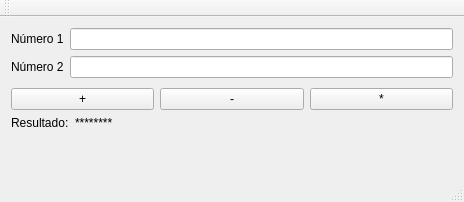
Old version of the form MainWindow.ui in the repository cdrobaina01/integer-app-cpp.
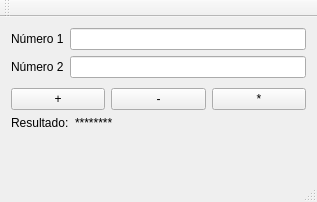
New version of the form.

The edit to the form file:
```diff
--- a/MainWindow.ui
+++ b/MainWindow.ui
@@ -6,7 +6,7 @@
    <rect>
     <x>0</x>
     <y>0</y>
-    <width>464</width>
+    <width>317</width>
     <height>202</height>
    </rect>
   </property>
```
Left out of the diff: 2 changed lines with no effect on the pictures.
